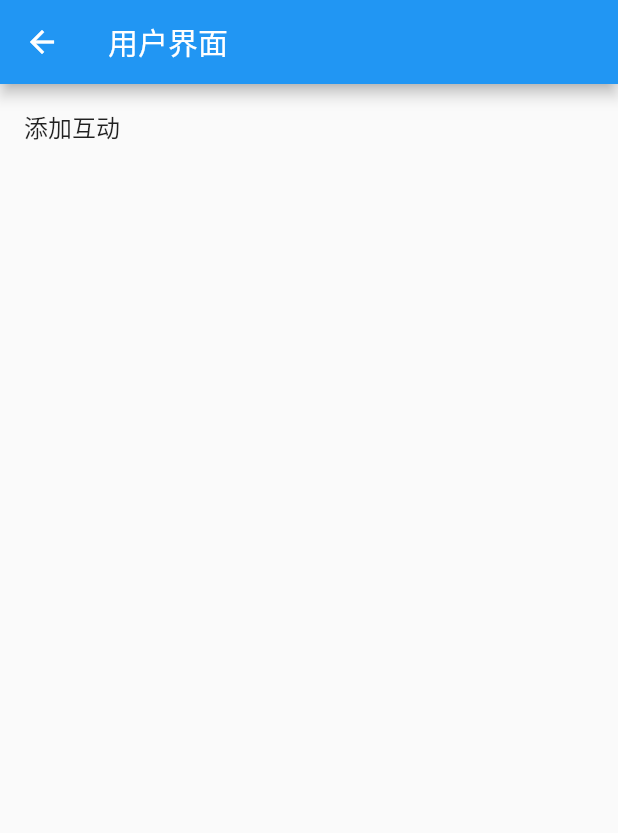
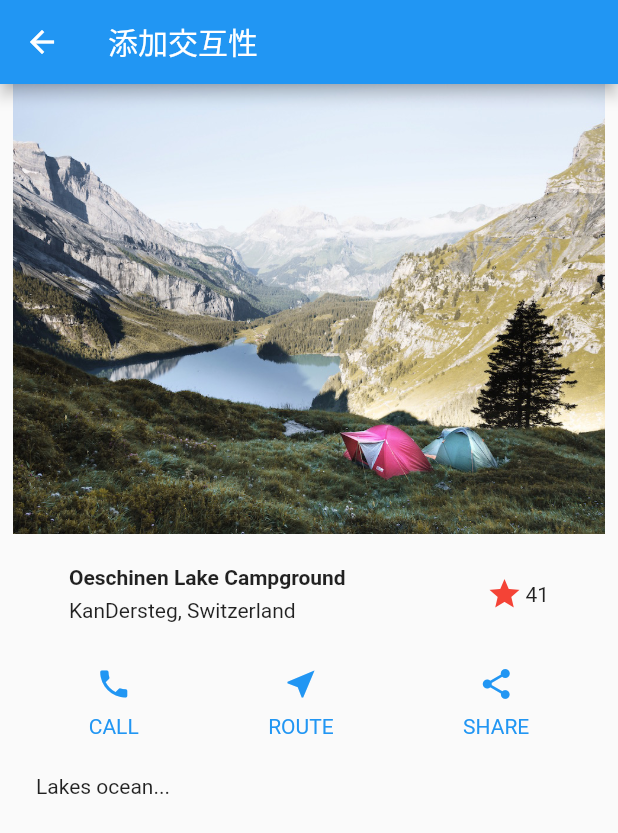
Before and after one commit to QuestG/flutter_tutorials, a Flutter app: the NaviUi screen opened directly, after a tap on "添加互动", on a phone screen of 412 x 824 dp. Shown: the top 833 px of the screen. Run offline on Flutter 3.47's test engine with Material 2 defaults, Android fonts, the phone set to English and light mode, and no system bars.

Commit message:
feat: 新增互动功能
星标视图具备点击交互能力。

```diff
--- /dev/null
+++ b/lib/user_interfaces/adding_interactivity.dart
@@ -0,0 +1,131 @@
+import 'package:flutter/material.dart';
+
+///给app添加交互行为
+
+class FavoriteWidget extends StatefulWidget {
+  @override
+  _FavoriteWidgetState createState() => _FavoriteWidgetState();
+}
+
+class _FavoriteWidgetState extends State<FavoriteWidget> {
+  var _isFavorite = true;
+  var _favorCount = 41;
+
+  @override
+  Widget build(BuildContext context) {
+    return Scaffold(
+      appBar: AppBar(
+        title: Text('添加交互性'),
+      ),
+      body: Column(
+        children: <Widget>[
+          SizedBox(
+            height: 300,
+            child: Image.asset('assets/images/lake.jpg'),
+          ),
+          buildContainer(),
+          OperationWidget(),
+          Container(
+            margin: EdgeInsets.only(left: 24, top: 24),
+            alignment: Alignment.centerLeft,
+            child: Text('Lakes ocean...'),
+          )
+        ],
+      ),
+    );
+  }
+
+  ///构建 显示地点和星标的Widget组合
+  Container buildContainer() {
+    return Container(
+      height: 80,
+      child: Row(
+        mainAxisAlignment: MainAxisAlignment.spaceAround,
+        children: <Widget>[
+          Column(
+            mainAxisAlignment: MainAxisAlignment.center,
+            crossAxisAlignment: CrossAxisAlignment.start,
+            children: <Widget>[
+              Text(
+                'Oeschinen Lake Campground',
+                style: TextStyle(
+                  fontSize: 14,
+                  fontWeight: FontWeight.bold,
+                ),
+              ),
+              Container(
+                margin: EdgeInsets.fromLTRB(0, 6, 0, 0),
+                child: Text('KanDersteg, Switzerland'),
+              )
+            ],
+          ),
+          Row(
+            mainAxisAlignment: MainAxisAlignment.start,
+            children: <Widget>[
+              SizedBox(
+                width: 28,
+                child: IconButton(
+                  padding: EdgeInsets.all(0),
+                  icon:
+                      _isFavorite ? Icon(Icons.star) : Icon(Icons.star_border),
+                  color: Colors.red[500],
+                  onPressed: _toggleFavorite,
+                ),
+              ),
+              Text('$_favorCount'),
+            ],
+          ),
+        ],
+      ),
+    );
+  }
+
+  void _toggleFavorite() {
+    setState(() {
+      if (_isFavorite) {
+        _favorCount--;
+        _isFavorite = false;
+      } else {
+        _favorCount++;
+        _isFavorite = true;
+      }
+    });
+  }
+}
+
+/// 图标下方添加文字
+class OperationWidget extends StatelessWidget {
+  const OperationWidget({
+    Key key,
+  }) : super(key: key);
+
+  static const names = ['CALL', 'ROUTE', 'SHARE'];
+
+  static const icons = [Icons.phone, Icons.near_me, Icons.share];
+
+  @override
+  Widget build(BuildContext context) {
+    return Container(
+      padding: EdgeInsets.fromLTRB(16, 8, 16, 0),
+      child: Row(
+          mainAxisAlignment: MainAxisAlignment.spaceAround,
+          children: names
+              .map((name) => Column(
+                    children: <Widget>[
+                      Icon(
+                        icons[names.indexOf(name)],
+                        color: Colors.blue,
+                      ),
+                      Container(
+                        margin: EdgeInsets.only(top: 8),
+                        child: Text(
+                          name,
+                          style: TextStyle(color: Colors.blue),
+                        ),
+                      )
+                    ],
+                  ))
+              .toList()),
+    );
+  }
+}
--- a/lib/user_interfaces/navi_ui.dart
+++ b/lib/user_interfaces/navi_ui.dart
@@ -1,9 +1,10 @@
 import 'package:flutter/material.dart';
+import 'package:tutorials/user_interfaces/adding_interactivity.dart';
 
 class NaviUi extends StatelessWidget {
   var itemTitles = ['添加互动'];
 
-  var routes = [];
+  var routes = [FavoriteWidget()];
 
   @override
   Widget build(BuildContext context) {
--- a/pubspec.yaml
+++ b/pubspec.yaml
@@ -70,3 +70,6 @@ flutter:
   #
   # For details regarding fonts from package dependencies,
   # see https://flutter.dev/custom-fonts/#from-packages
+
+  assets:
+    - assets/images/lake.jpg
```
Also changed, not shown: assets/images/lake.jpg (added).
